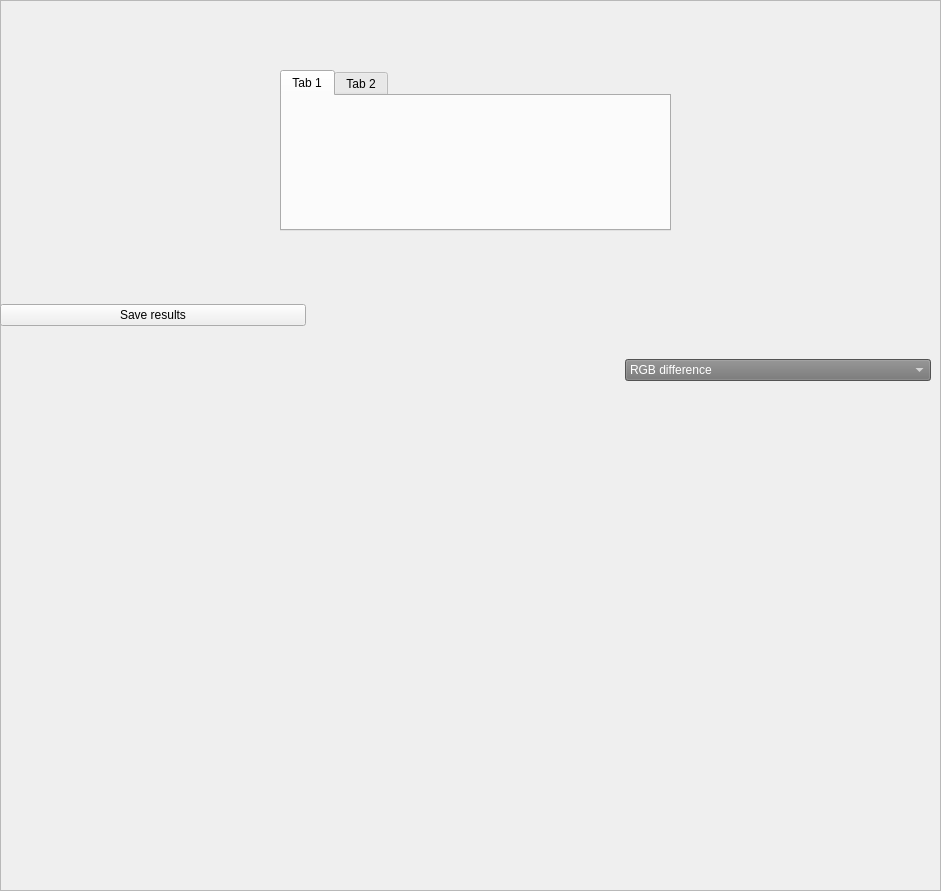
Old version of the form Implementierung/resources/forms/analysistab.ui in the repository SuppenGeist/pse-ws1516-videoencoder-ta.
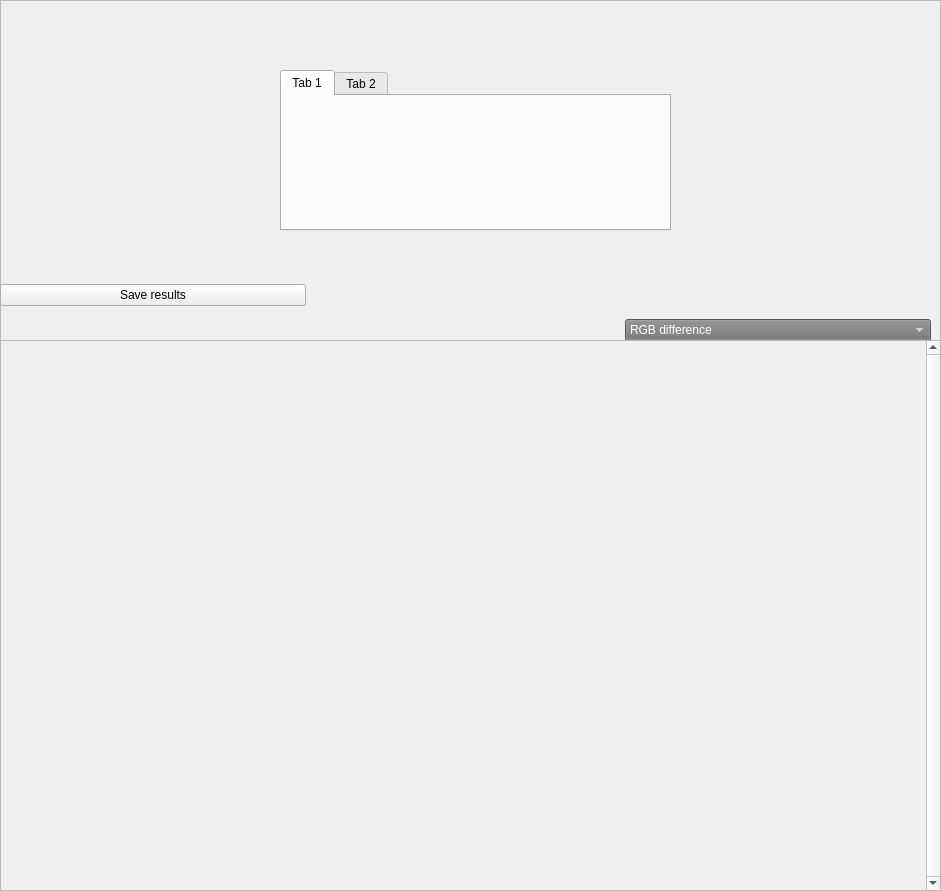
New version of the form.

What changed in the file:
```diff
--- a/Implementierung/resources/forms/analysistab.ui
+++ b/Implementierung/resources/forms/analysistab.ui
@@ -55,7 +55,7 @@
      <x>0</x>
      <y>250</y>
      <width>931</width>
-     <height>131</height>
+     <height>91</height>
     </rect>
    </property>
    <layout class="QHBoxLayout" name="horizontalLayout">
@@ -106,6 +106,47 @@
     </item>
    </layout>
   </widget>
+  <widget class="QScrollArea" name="scrollArea">
+   <property name="geometry">
+    <rect>
+     <x>0</x>
+     <y>340</y>
+     <width>941</width>
+     <height>551</height>
+    </rect>
+   </property>
+   <property name="minimumSize">
+    <size>
+     <width>941</width>
+     <height>551</height>
+    </size>
+   </property>
+   <property name="maximumSize">
+    <size>
+     <width>941</width>
+     <height>551</height>
+    </size>
+   </property>
+   <property name="verticalScrollBarPolicy">
+    <enum>Qt::ScrollBarAlwaysOn</enum>
+   </property>
+   <property name="horizontalScrollBarPolicy">
+    <enum>Qt::ScrollBarAlwaysOff</enum>
+   </property>
+   <property name="widgetResizable">
+    <bool>true</bool>
+   </property>
+   <widget class="QWidget" name="scrollAreaWidgetContents">
+    <property name="geometry">
+     <rect>
+      <x>0</x>
+      <y>0</y>
+      <width>922</width>
+      <height>549</height>
+     </rect>
+    </property>
+   </widget>
+  </widget>
  </widget>
  <resources/>
  <connections/>
```
Left out of the diff: 4 changed lines with no effect on the pictures.
